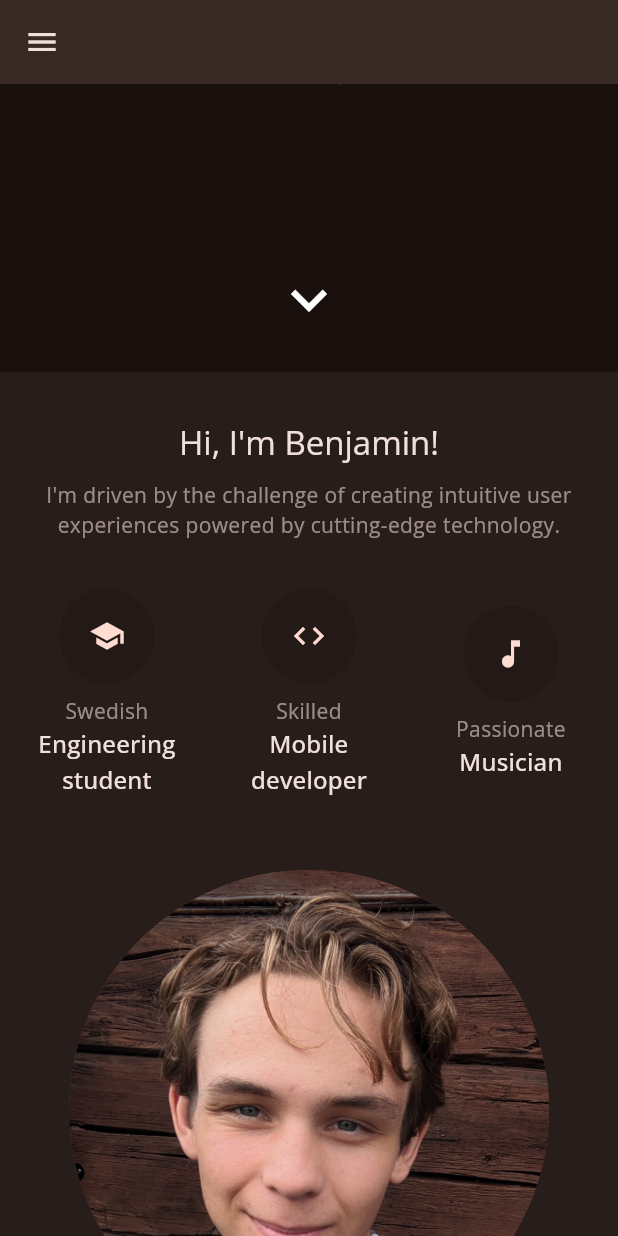
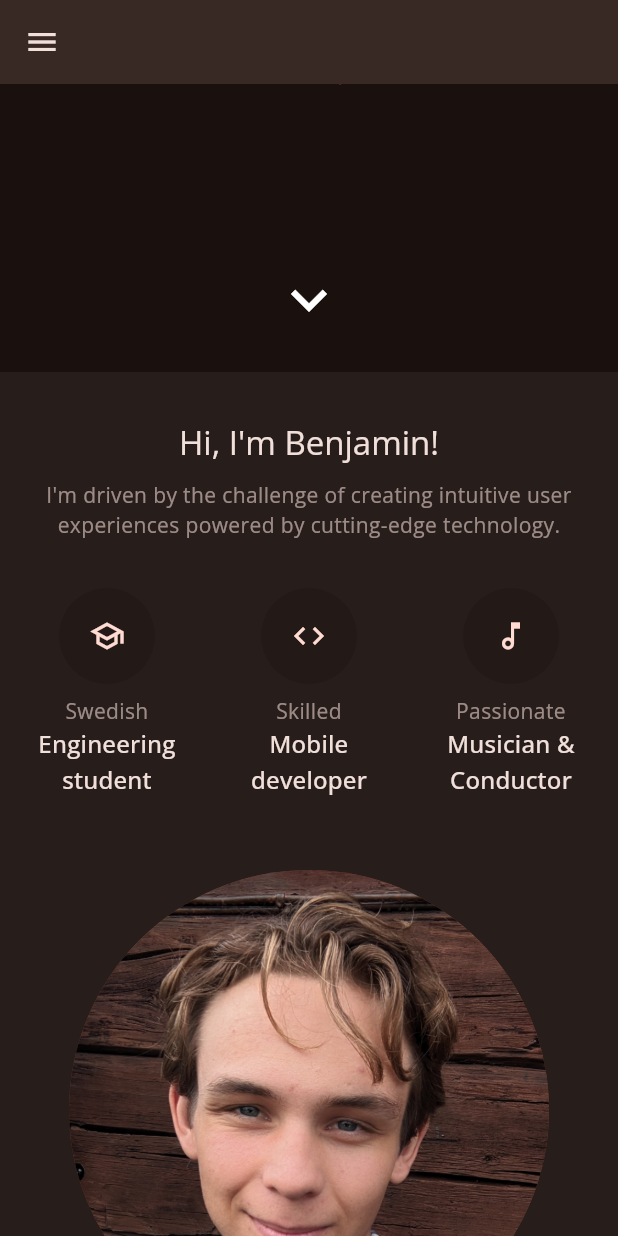
Before and after one commit to bemain/bemain.github.io, a Flutter app: the screen it shows after launch, scrolled down 576 dp, on a phone screen of 412 x 824 dp. Run offline on Flutter 3.47's test engine with Material 3 defaults, Android fonts, the phone set to English and light mode, and no system bars; our stand-ins replace google_fonts; network calls fail.

Commit message:
Update the wording on the "about me" section

```diff
--- a/lib/about_section.dart
+++ b/lib/about_section.dart
@@ -8,9 +8,13 @@ class Characteristic {
     required this.icon,
   });
 
+  /// Adjective describing the characteristic, preceding the title.
   final String adjective;
+
+  /// Title describing the characteristic.
   final String title;
 
+  /// Icon representing the characteristic.
   final Widget icon;
 }
 
@@ -23,7 +27,7 @@ class AboutMeSection extends StatelessWidget {
     Characteristic(
       adjective: "Swedish",
       title: "Engineering student",
-      icon: Icon(Icons.school),
+      icon: Icon(Icons.school_outlined),
     ),
     Characteristic(
       adjective: "Skilled",
@@ -32,8 +36,8 @@ class AboutMeSection extends StatelessWidget {
     ),
     Characteristic(
       adjective: "Passionate",
-      title: "Musician",
-      icon: Icon(Icons.music_note),
+      title: "Musician & Conductor",
+      icon: Icon(Icons.music_note_outlined),
     ),
   ];
 
```
